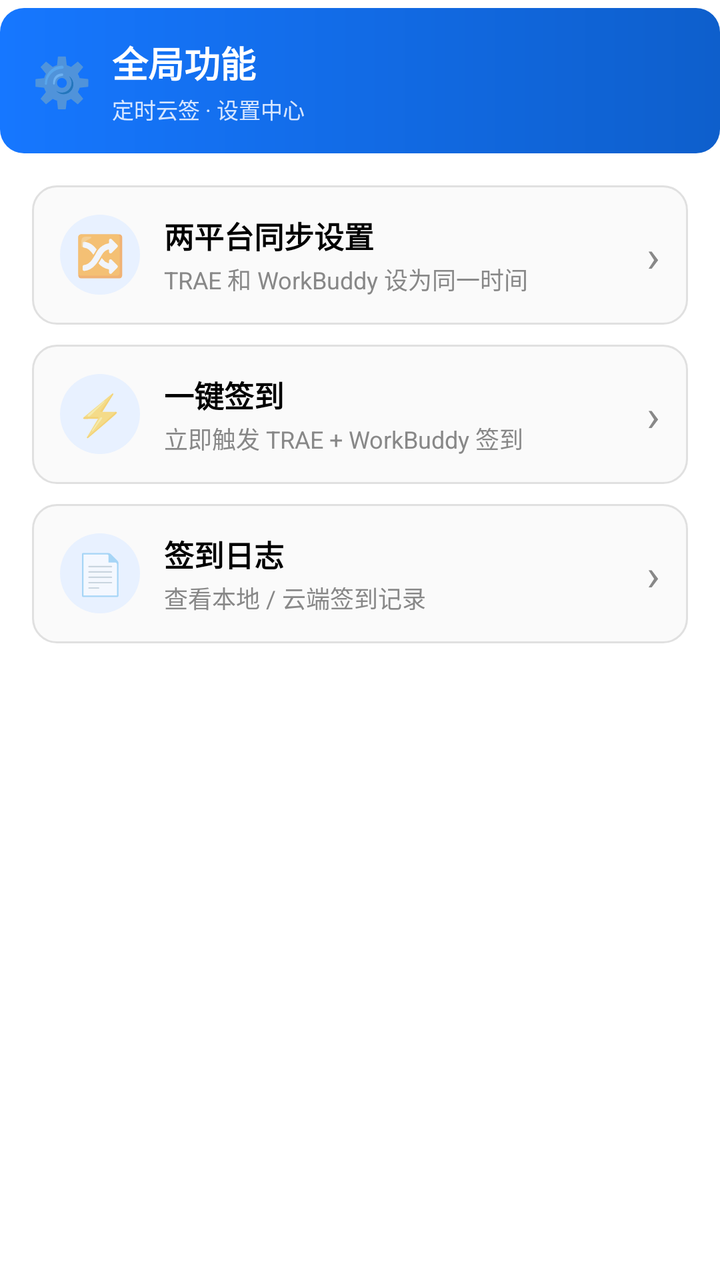
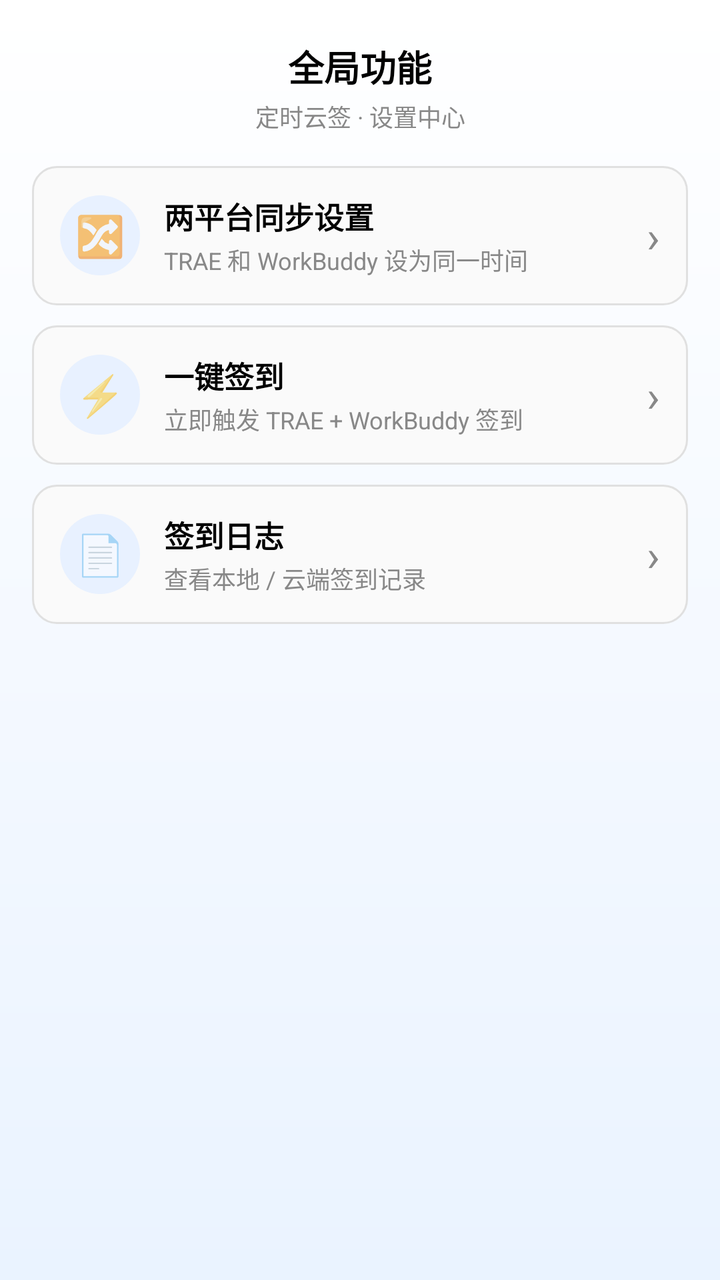

Before-and-after screenshots of an Android layout around one commit, followed by the original layout XML and the change that was made.
<!-- AndroidManifest.xml: application theme Theme.SignApp -->
<!-- res/layout/dialog_settings.xml -->
<?xml version="1.0" encoding="utf-8"?>
<LinearLayout xmlns:android="http://schemas.android.com/apk/res/android"
    android:layout_width="match_parent"
    android:layout_height="wrap_content"
    android:orientation="vertical"
    android:paddingTop="4dp">

    
    <LinearLayout
        android:layout_width="match_parent"
        android:layout_height="wrap_content"
        android:orientation="horizontal"
        android:gravity="center_vertical"
        android:background="@drawable/bg_header_gradient"
        android:paddingLeft="16dp"
        android:paddingRight="16dp"
        android:paddingTop="14dp"
        android:paddingBottom="14dp">

        <TextView
            android:layout_width="wrap_content"
            android:layout_height="wrap_content"
            android:text="⚙️"
            android:textSize="24sp" />

        <LinearLayout
            android:layout_width="0dp"
            android:layout_height="wrap_content"
            android:layout_weight="1"
            android:orientation="vertical"
            android:layout_marginStart="10dp">

            <TextView
                android:layout_width="wrap_content"
                android:layout_height="wrap_content"
                android:text="全局功能"
                android:textColor="@color/white"
                android:textSize="18sp"
                android:textStyle="bold" />

            <TextView
                android:layout_width="wrap_content"
                android:layout_height="wrap_content"
                android:layout_marginTop="2dp"
                android:text="定时云签 · 设置中心"
                android:textColor="#D6E6FF"
                android:textSize="11sp" />
        </LinearLayout>
    </LinearLayout>

    
    <LinearLayout
        android:layout_width="match_parent"
        android:layout_height="wrap_content"
        android:orientation="vertical"
        android:padding="16dp">

        
        <LinearLayout
            android:id="@+id/btnSyncSchedule"
            android:layout_width="match_parent"
            android:layout_height="wrap_content"
            android:orientation="horizontal"
            android:gravity="center_vertical"
            android:background="@drawable/bg_card"
            android:padding="14dp"
            android:layout_marginBottom="10dp">

            <TextView
                android:layout_width="40dp"
                android:layout_height="40dp"
                android:background="@drawable/bg_icon_circle"
                android:gravity="center"
                android:text="🔀"
                android:textSize="20sp" />

            <LinearLayout
                android:layout_width="0dp"
                android:layout_height="wrap_content"
                android:layout_weight="1"
                android:orientation="vertical"
                android:layout_marginStart="12dp">

                <TextView
                    android:layout_width="wrap_content"
                    android:layout_height="wrap_content"
                    android:text="两平台同步设置"
                    android:textColor="@color/black"
                    android:textSize="15sp"
                    android:textStyle="bold" />

                <TextView
                    android:layout_width="wrap_content"
                    android:layout_height="wrap_content"
                    android:layout_marginTop="2dp"
                    android:text="TRAE 和 WorkBuddy 设为同一时间"
                    android:textColor="@color/gray"
                    android:textSize="12sp" />
            </LinearLayout>

            <TextView
                android:layout_width="wrap_content"
                android:layout_height="wrap_content"
                android:text="›"
                android:textColor="@color/gray"
                android:textSize="22sp" />
        </LinearLayout>

        
        <LinearLayout
            android:id="@+id/btnQuickCheckin"
            android:layout_width="match_parent"
            android:layout_height="wrap_content"
            android:orientation="horizontal"
            android:gravity="center_vertical"
            android:background="@drawable/bg_card"
            android:padding="14dp"
            android:layout_marginBottom="10dp">

            <TextView
                android:layout_width="40dp"
                android:layout_height="40dp"
                android:background="@drawable/bg_icon_circle"
                android:gravity="center"
                android:text="⚡"
                android:textSize="20sp" />

            <LinearLayout
                android:layout_width="0dp"
                android:layout_height="wrap_content"
                android:layout_weight="1"
                android:orientation="vertical"
                android:layout_marginStart="12dp">

                <TextView
                    android:layout_width="wrap_content"
                    android:layout_height="wrap_content"
                    android:text="一键签到"
                    android:textColor="@color/black"
                    android:textSize="15sp"
                    android:textStyle="bold" />

                <TextView
                    android:layout_width="wrap_content"
                    android:layout_height="wrap_content"
                    android:layout_marginTop="2dp"
                    android:text="立即触发 TRAE + WorkBuddy 签到"
                    android:textColor="@color/gray"
                    android:textSize="12sp" />
            </LinearLayout>

            <TextView
                android:layout_width="wrap_content"
                android:layout_height="wrap_content"
                android:text="›"
                android:textColor="@color/gray"
                android:textSize="22sp" />
        </LinearLayout>

        
        <LinearLayout
            android:id="@+id/btnLogsEntry"
            android:layout_width="match_parent"
            android:layout_height="wrap_content"
            android:orientation="horizontal"
            android:gravity="center_vertical"
            android:background="@drawable/bg_card"
            android:padding="14dp">

            <TextView
                android:layout_width="40dp"
                android:layout_height="40dp"
                android:background="@drawable/bg_icon_circle"
                android:gravity="center"
                android:text="📄"
                android:textSize="20sp" />

            <LinearLayout
                android:layout_width="0dp"
                android:layout_height="wrap_content"
                android:layout_weight="1"
                android:orientation="vertical"
                android:layout_marginStart="12dp">

                <TextView
                    android:layout_width="wrap_content"
                    android:layout_height="wrap_content"
                    android:text="签到日志"
                    android:textColor="@color/black"
                    android:textSize="15sp"
                    android:textStyle="bold" />

                <TextView
                    android:layout_width="wrap_content"
                    android:layout_height="wrap_content"
                    android:layout_marginTop="2dp"
                    android:text="查看本地 / 云端签到记录"
                    android:textColor="@color/gray"
                    android:textSize="12sp" />
            </LinearLayout>

            <TextView
                android:layout_width="wrap_content"
                android:layout_height="wrap_content"
                android:text="›"
                android:textColor="@color/gray"
                android:textSize="22sp" />
        </LinearLayout>
    </LinearLayout>
</LinearLayout>
<!-- resources referenced by this layout -->
<resources>
  <color name="black">#000000</color>
  <color name="gray">#888888</color>
  <color name="white">#FFFFFF</color>
  <!-- drawable bg_card (drawable) -->
  <?xml version="1.0" encoding="utf-8"?>
  <shape xmlns:android="http://schemas.android.com/apk/res/android">
      <solid android:color="@color/card_bg" />
      <corners android:radius="12dp" />
      <stroke android:width="1dp" android:color="@color/divider" />
  </shape>
  <!-- drawable bg_header_gradient (drawable) -->
  <?xml version="1.0" encoding="utf-8"?>
  <shape xmlns:android="http://schemas.android.com/apk/res/android">
      <gradient
          android:angle="0"
          android:startColor="#1677FF"
          android:endColor="#0E5FCC" />
      <corners android:radius="12dp" />
  </shape>
  <!-- drawable bg_icon_circle (drawable) -->
  <?xml version="1.0" encoding="utf-8"?>
  <shape xmlns:android="http://schemas.android.com/apk/res/android"
      android:shape="oval">
      <solid android:color="#E8F1FF" />
  </shape>
  <style name="Theme.SignApp" parent="Theme.MaterialComponents.DayNight.NoActionBar">
          <item name="colorPrimary">@color/primary</item>
          <item name="colorPrimaryVariant">@color/primary_dark</item>
          <item name="colorOnPrimary">@color/white</item>
          <item name="android:statusBarColor">@color/gradient_start</item>
          <item name="android:windowBackground">@color/white</item>
      </style>
  <color name="card_bg">#FAFAFA</color>
  <color name="divider">#E0E0E0</color>
  <color name="primary">#1677FF</color>
  <color name="primary_dark">#0E5FCC</color>
  <color name="gradient_start">#3B8BFF</color>
</resources>

<!-- the commit's change to res/layout/dialog_settings.xml (unified diff, before → after) -->
@@ -3,50 +3,28 @@
     android:layout_width="match_parent"
     android:layout_height="wrap_content"
     android:orientation="vertical"
-    android:paddingTop="4dp">
+    android:background="@drawable/bg_dialog_light"
+    android:paddingTop="20dp"
+    android:paddingBottom="8dp">
 
     
-    <LinearLayout
+    <TextView
         android:layout_width="match_parent"
         android:layout_height="wrap_content"
-        android:orientation="horizontal"
-        android:gravity="center_vertical"
-        android:background="@drawable/bg_header_gradient"
-        android:paddingLeft="16dp"
-        android:paddingRight="16dp"
-        android:paddingTop="14dp"
-        android:paddingBottom="14dp">
+        android:gravity="center"
+        android:text="全局功能"
+        android:textColor="@color/black"
+        android:textSize="18sp"
+        android:textStyle="bold" />
 
-        <TextView
-            android:layout_width="wrap_content"
-            android:layout_height="wrap_content"
-            android:text="⚙️"
-            android:textSize="24sp" />
-
-        <LinearLayout
-            android:layout_width="0dp"
-            android:layout_height="wrap_content"
-            android:layout_weight="1"
-            android:orientation="vertical"
-            android:layout_marginStart="10dp">
-
-            <TextView
-                android:layout_width="wrap_content"
-                android:layout_height="wrap_content"
-                android:text="全局功能"
-                android:textColor="@color/white"
-                android:textSize="18sp"
-                android:textStyle="bold" />
-
-            <TextView
-                android:layout_width="wrap_content"
-                android:layout_height="wrap_content"
-                android:layout_marginTop="2dp"
-                android:text="定时云签 · 设置中心"
-                android:textColor="#D6E6FF"
-                android:textSize="11sp" />
-        </LinearLayout>
-    </LinearLayout>
+    <TextView
+        android:layout_width="match_parent"
+        android:layout_height="wrap_content"
+        android:layout_marginTop="3dp"
+        android:gravity="center"
+        android:text="定时云签 · 设置中心"
+        android:textColor="@color/gray"
+        android:textSize="12sp" />
 
     
     <LinearLayout
<!-- resource entries referenced after the edit -->
@@ -10,14 +10,14 @@
       <corners android:radius="12dp" />
       <stroke android:width="1dp" android:color="@color/divider" />
   </shape>
-  <!-- drawable bg_header_gradient (drawable) -->
+  <!-- drawable bg_dialog_light (drawable) -->
   <?xml version="1.0" encoding="utf-8"?>
-  <shape xmlns:android="http://schemas.android.com/apk/res/android">
+  <shape xmlns:android="http://schemas.android.com/apk/res/android"
+      android:shape="rectangle">
       <gradient
-          android:angle="0"
-          android:startColor="#1677FF"
-          android:endColor="#0E5FCC" />
-      <corners android:radius="12dp" />
+          android:angle="270"
+          android:startColor="#FFFFFF"
+          android:endColor="#EAF3FF" />
   </shape>
   <!-- drawable bg_icon_circle (drawable) -->
   <?xml version="1.0" encoding="utf-8"?>
